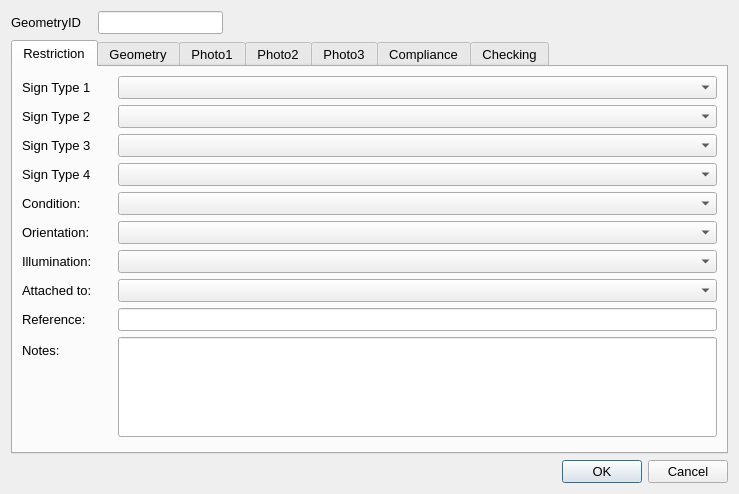
Old version of the form ui/MovingTrafficSigns_200619.ui in the repository tlh22/demandForm.
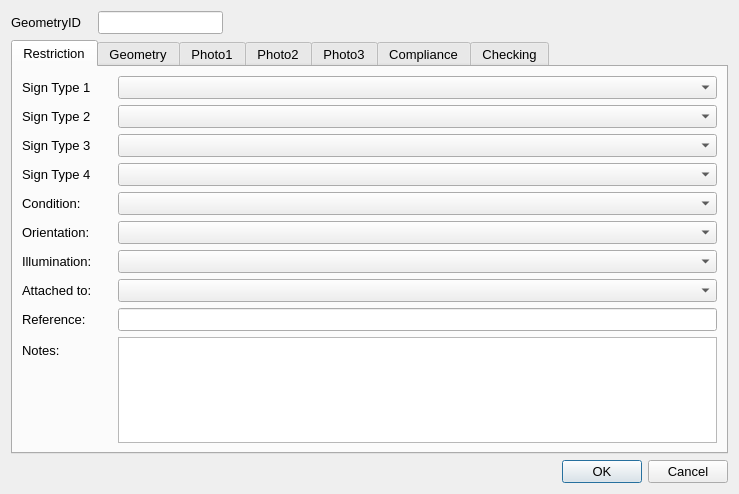
New version of the form. Icons and pictures are not drawn.

What changed in the file:
```diff
--- a/ui/MovingTrafficSigns_200619.ui
+++ b/ui/MovingTrafficSigns_200619.ui
@@ -200,19 +200,6 @@
          </property>
         </widget>
        </item>
-       <item row="12" column="1">
-        <widget class="QLineEdit" name="Notes">
-         <property name="minimumSize">
-          <size>
-           <width>0</width>
-           <height>100</height>
-          </size>
-         </property>
-         <property name="alignment">
-          <set>Qt::AlignLeading|Qt::AlignLeft|Qt::AlignTop</set>
-         </property>
-        </widget>
-       </item>
        <item row="11" column="1">
         <widget class="QLineEdit" name="AssetReference"/>
        </item>
@@ -246,6 +233,9 @@
          </property>
         </widget>
        </item>
+       <item row="12" column="1">
+        <widget class="QTextEdit" name="Notes"/>
+       </item>
       </layout>
      </widget>
      <widget class="QWidget" name="Geometry">
```
